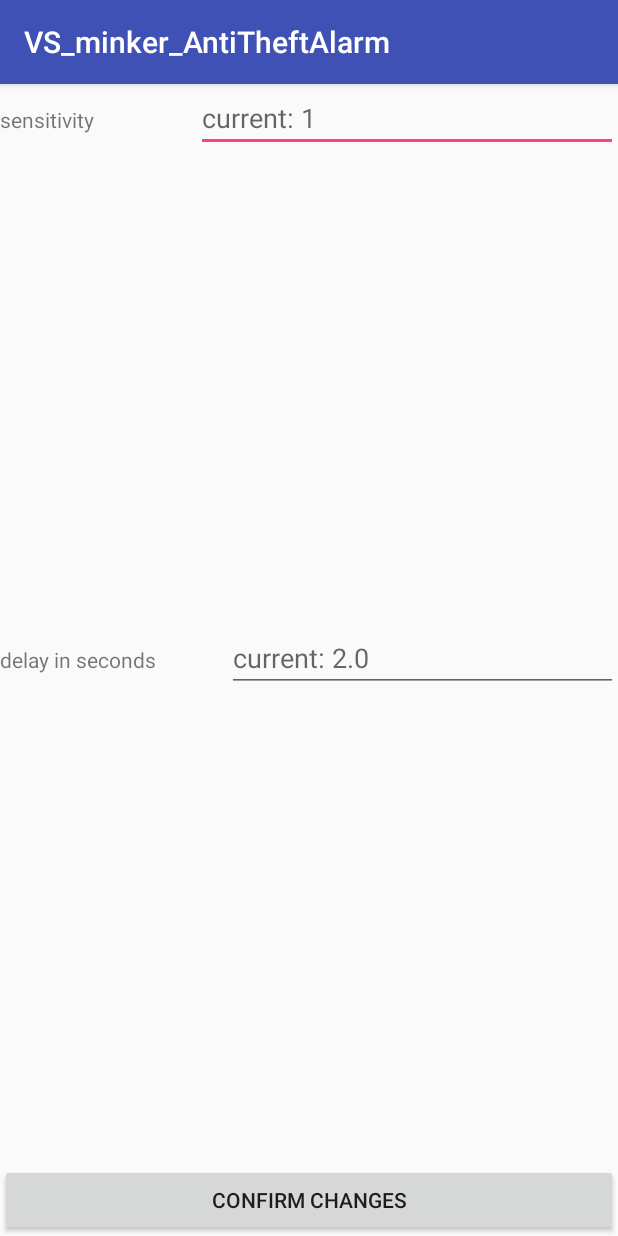
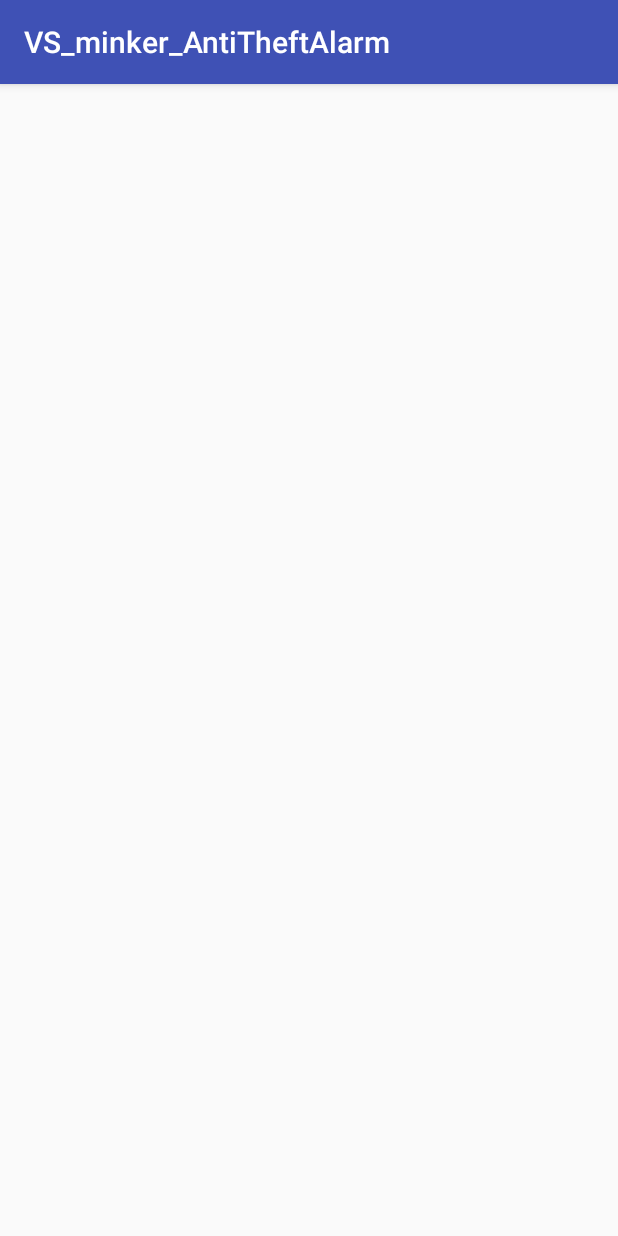
Before and after one commit to lucidBrot/rogerReloaded, an Android app: the SettingActivity screen opened directly, with no data from a screen before it, on a phone screen of 412 x 824 dp. Run offline under Robolectric (Android 15) with nearby library versions, the phone set to English and light mode, and no system bars; libraries missing offline, so code that uses them is left out: ch.ethz.inf; 2 statements that could not run were skipped.

Commit message:
got rid of previous settings screen

```diff
--- a/VS_minker_AntiTheftAlarm2/app/src/main/java/ch/ethz/inf/vs/a1/minker/antitheft/SettingActivity.java
+++ b/VS_minker_AntiTheftAlarm2/app/src/main/java/ch/ethz/inf/vs/a1/minker/antitheft/SettingActivity.java
@@ -1,7 +1,5 @@
 package ch.ethz.inf.vs.a1.minker.antitheft;
-//TODO: use PreferenceFragment
-//TODO: only offer Preference options that exist as sensor on the device
-//TODO: change sensor type in settings
+
 import android.content.Context;
 import android.content.SharedPreferences;
 import android.os.Bundle;
@@ -16,8 +14,9 @@ public class SettingActivity extends AppCompatActivity{
     @Override
     protected void onCreate(Bundle savedInstanceState) {
         super.onCreate(savedInstanceState);
-        setContentView(R.layout.activity_settings);
+        setContentView(R.layout.empty);
 
+        /*
         Button btn = findViewById(R.id.confirm_btn);
         btn.setOnClickListener(new View.OnClickListener() {
             @Override
@@ -45,7 +44,8 @@ public class SettingActivity extends AppCompatActivity{
         float delay = sharedPreferences.getFloat("delay", AntiTheftService.DEFAULT_DELAY);
         int sensitivity = sharedPreferences.getInt("sensitivity", AntiTheftService.DEFAULT_SENSITIVITY);
         ((EditText) findViewById(R.id.editText2)).setHint("current: "+delay);
-        ((EditText) findViewById(R.id.editText3)).setHint("current: "+sensitivity);
+        ((EditText) findViewById(R.id.editText3)).setHint("current: "+sensitivity); */
+        // TODO: Check where those DEFAULT_DELAY and DEFAULT_SENSITIVITY values were used and remove them appropriately
 
         // Display the fragment as the main content.
         getFragmentManager().beginTransaction()
--- a/VS_minker_AntiTheftAlarm2/app/src/main/res/layout/activity_settings.xml
+++ b/VS_minker_AntiTheftAlarm2/app/src/main/res/layout/activity_settings.xml
@@ -6,7 +6,9 @@
         android:layout_width="match_parent"
         android:layout_height="match_parent"
         android:orientation="vertical"
+        android:id="@+id/top_settings"
         tools:context="ch.ethz.inf.vs.a1.minker.antitheft.MainActivity">
+
 
     <LinearLayout
             android:orientation="horizontal"
```
